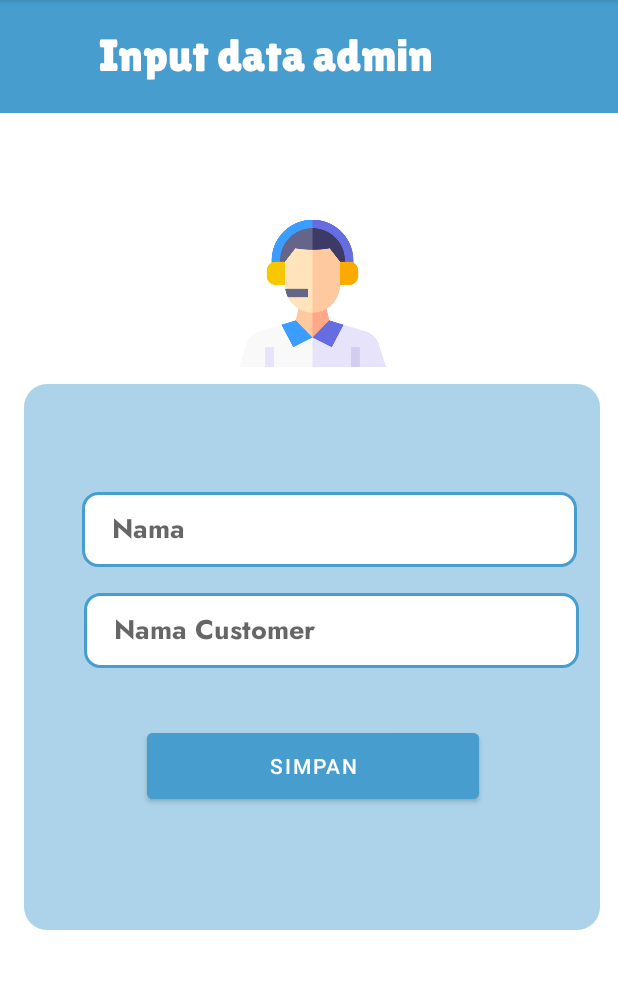
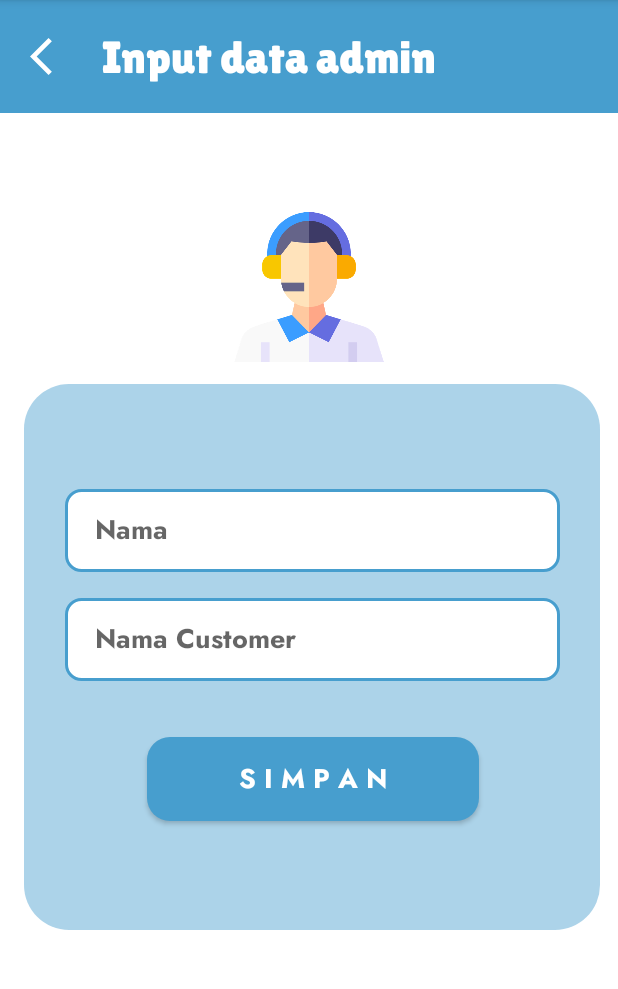
Before and after one commit to pysceseu/PROJEK_KEL5_XIIPPLG3, an Android app: the inputadmin screen opened directly, with no data from a screen before it, on a phone screen of 412 x 824 dp, the part 84-1073 px from its top. Run offline under Robolectric (Android 15) with nearby library versions, the phone set to English and light mode, and no system bars; Roboto replaces fonts that are not available here.

Commit message:
change input admin

```diff
--- a/app/src/main/res/drawable/dd.xml
+++ b/app/src/main/res/drawable/dd.xml
@@ -1,5 +1,5 @@
 <?xml version="1.0" encoding="utf-8"?>
 <shape xmlns:android="http://schemas.android.com/apk/res/android">
     <solid android:color="#FFFCFC"/>
-    <corners android:radius="15dp"/>
+    <corners android:radius="30dp"/>
 </shape>
--- a/app/src/main/res/layout/activity_inputadmin.xml
+++ b/app/src/main/res/layout/activity_inputadmin.xml
@@ -20,8 +20,7 @@
         <EditText
             android:id="@+id/editTextTextPersonName15"
             android:layout_width="330dp"
-            android:layout_height="50dp"
-            android:layout_marginStart="40dp"
+            android:layout_height="55dp"
             android:layout_marginTop="17dp"
             android:layout_marginBottom="37dp"
             android:background="@drawable/aa"
@@ -31,16 +30,15 @@
             android:inputType="textPersonName"
             android:paddingLeft="20dp"
             app:layout_constraintBottom_toTopOf="@+id/button3"
+            app:layout_constraintEnd_toEndOf="parent"
             app:layout_constraintStart_toStartOf="parent"
             app:layout_constraintTop_toBottomOf="@+id/editTextTextPersonName7" />
 
         <EditText
             android:id="@+id/editTextTextPersonName7"
             android:layout_width="330dp"
-            android:layout_height="50dp"
-            android:layout_marginStart="39dp"
-            android:layout_marginTop="72dp"
-            android:layout_marginEnd="15dp"
+            android:layout_height="55dp"
+            android:layout_marginTop="70dp"
             android:background="@drawable/aa"
             android:ems="10"
             android:fontFamily="@font/jost_bold"
@@ -48,18 +46,20 @@
             android:inputType="textPersonName"
             android:paddingLeft="20dp"
             app:layout_constraintEnd_toEndOf="parent"
-            app:layout_constraintHorizontal_bias="1.0"
             app:layout_constraintStart_toStartOf="parent"
             app:layout_constraintTop_toTopOf="parent" />
 
-        <Button
+        <androidx.appcompat.widget.AppCompatButton
             android:id="@+id/button3"
             android:layout_width="221dp"
             android:layout_height="56dp"
             android:layout_marginStart="82dp"
             android:layout_marginTop="37dp"
-            android:backgroundTint="#479ECE"
-            android:text="simpan"
+            android:background="@drawable/ii"
+            android:fontFamily="@font/jost_bold"
+            android:text="s i m p a n"
+            android:textColor="@color/white"
+            android:textSize="18sp"
             app:layout_constraintStart_toStartOf="parent"
             app:layout_constraintTop_toBottomOf="@+id/editTextTextPersonName15" />
 
@@ -78,17 +78,27 @@
         app:layout_constraintTop_toTopOf="parent"
         app:layout_constraintVertical_bias="0.0">
 
+        <ImageView
+            android:id="@+id/imageView15"
+            android:layout_width="30dp"
+            android:layout_height="30dp"
+            android:layout_marginStart="20dp"
+            app:layout_constraintBottom_toBottomOf="parent"
+            app:layout_constraintStart_toStartOf="parent"
+            app:layout_constraintTop_toTopOf="parent"
+            app:srcCompat="@drawable/ic_baseline_arrow_back_ios_24" />
+
         <TextView
             android:id="@+id/textView2"
             android:layout_width="wrap_content"
             android:layout_height="wrap_content"
             android:layout_marginStart="64dp"
-            android:layout_marginTop="19dp"
-            android:layout_marginEnd="121dp"
+            android:layout_marginEnd="118dp"
             android:fontFamily="@font/lilita_one"
             android:text="Input data admin"
             android:textColor="#FFFFFF"
             android:textSize="30dp"
+            app:layout_constraintBottom_toBottomOf="parent"
             app:layout_constraintEnd_toEndOf="parent"
             app:layout_constraintStart_toStartOf="parent"
             app:layout_constraintTop_toTopOf="parent" />
@@ -106,15 +116,24 @@
         app:layout_constraintTop_toBottomOf="@+id/constraintLayout2"
         app:srcCompat="@drawable/admin_removebg_preview" />
 
-    <ImageView
-        android:id="@+id/imageView14"
-        android:layout_width="98dp"
-        android:layout_height="104dp"
-        android:layout_marginTop="68dp"
+    <androidx.constraintlayout.widget.ConstraintLayout
+        android:layout_width="100dp"
+        android:layout_height="100dp"
+        android:layout_marginTop="66dp"
+        android:background="@drawable/pp"
         app:layout_constraintEnd_toEndOf="parent"
-        app:layout_constraintHorizontal_bias="0.507"
         app:layout_constraintStart_toStartOf="parent"
-        app:layout_constraintTop_toBottomOf="@+id/constraintLayout2"
-        app:srcCompat="@drawable/admin_removebg_preview" />
+        app:layout_constraintTop_toBottomOf="@+id/constraintLayout2">
+
+        <ImageView
+            android:id="@+id/imageView14"
+            android:layout_width="wrap_content"
+            android:layout_height="wrap_content"
+            app:layout_constraintBottom_toBottomOf="parent"
+            app:layout_constraintEnd_toEndOf="parent"
+            app:layout_constraintStart_toStartOf="parent"
+            app:layout_constraintTop_toTopOf="parent"
+            app:srcCompat="@drawable/admin_removebg_preview" />
+    </androidx.constraintlayout.widget.ConstraintLayout>
 
 </androidx.constraintlayout.widget.ConstraintLayout>
```
